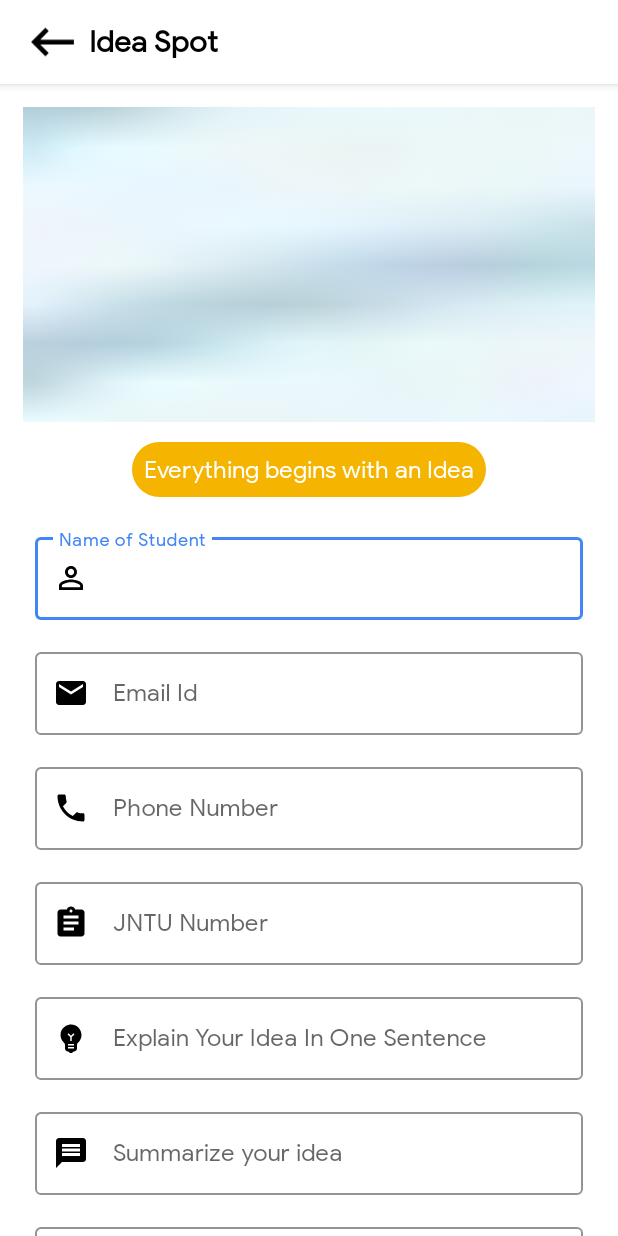
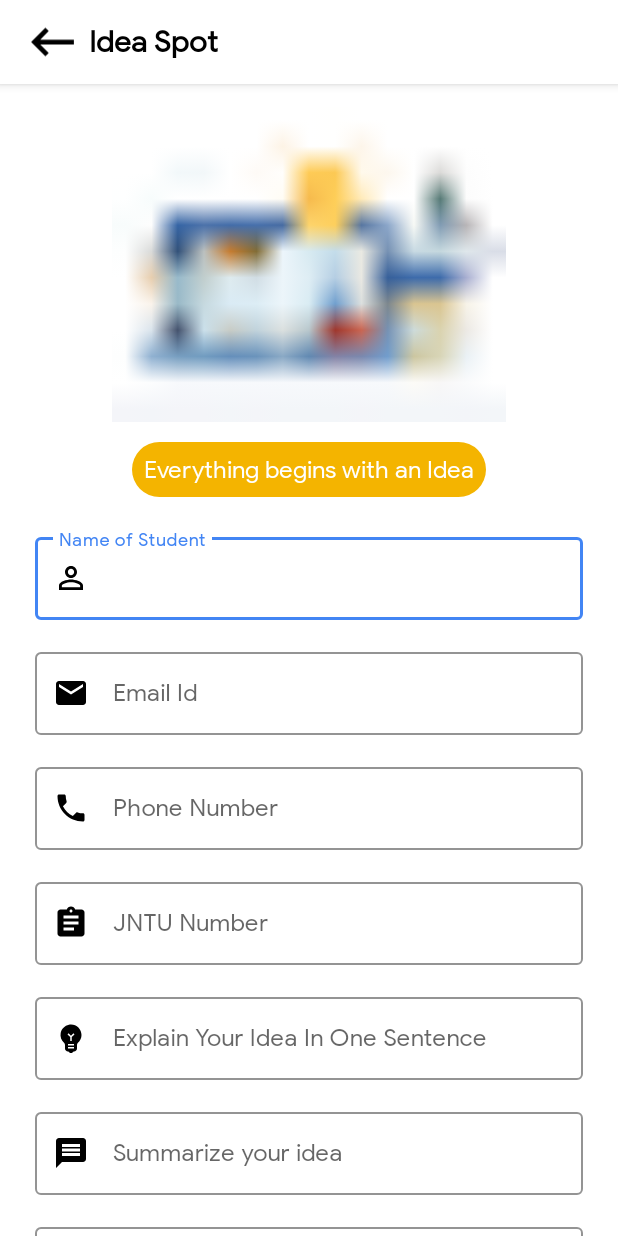
Before and after one commit to DSC-GMR-Institute-of-Technology/DSC-GMRIT-Android-Application, an Android app: the IdeaSpotActivity screen opened directly, with no data from a screen before it, on a phone screen of 412 x 824 dp. Run offline under Robolectric (Android 15) with nearby library versions, the phone set to English and light mode, and no system bars; pictures from the network do not load.

```diff
--- a/app/src/main/java/com/gmrit/dscgmrit/activities/general/IdeaSpotActivity.java
+++ b/app/src/main/java/com/gmrit/dscgmrit/activities/general/IdeaSpotActivity.java
@@ -20,7 +20,7 @@ public class IdeaSpotActivity extends AppCompatActivity {
         back = findViewById(R.id.ideaSpotBackButton);
         ideaSpotImage = findViewById(R.id.ideaSpotImage);
 
-        Glide.with(this).load(R.drawable.ideas_stock).into(ideaSpotImage);
+        Glide.with(IdeaSpotActivity.this).load(R.drawable.ideas_stock).into(ideaSpotImage);
 
         back.setOnClickListener(new View.OnClickListener() {
             @Override
--- a/app/src/main/res/layout/activity_idea_spot.xml
+++ b/app/src/main/res/layout/activity_idea_spot.xml
@@ -77,7 +77,7 @@
                     android:layout_marginTop="0dp"
                     android:paddingLeft="-5dp"
                     android:paddingRight="-5dp"
-                    android:scaleType="centerCrop" />
+                    />
 
                 <TextView
                     android:id="@+id/selectedText"
```
Also changed, not shown: app/src/main/res/drawable-hdpi/vinay_sriram.jpeg (added), app/src/main/res/drawable-hdpi/vinay_sriram.jpg (deleted), app/src/main/res/drawable-ldpi/vinay_sriram.jpeg (added), app/src/main/res/drawable-ldpi/vinay_sriram.jpg (deleted), app/src/main/res/drawable-mdpi/vinay_sriram.jpeg (added), app/src/main/res/drawable-mdpi/vinay_sriram.jpg (deleted), app/src/main/res/drawable/vinay_sriram.jpeg (added), app/src/main/res/drawable/vinay_sriram.jpg (deleted).
